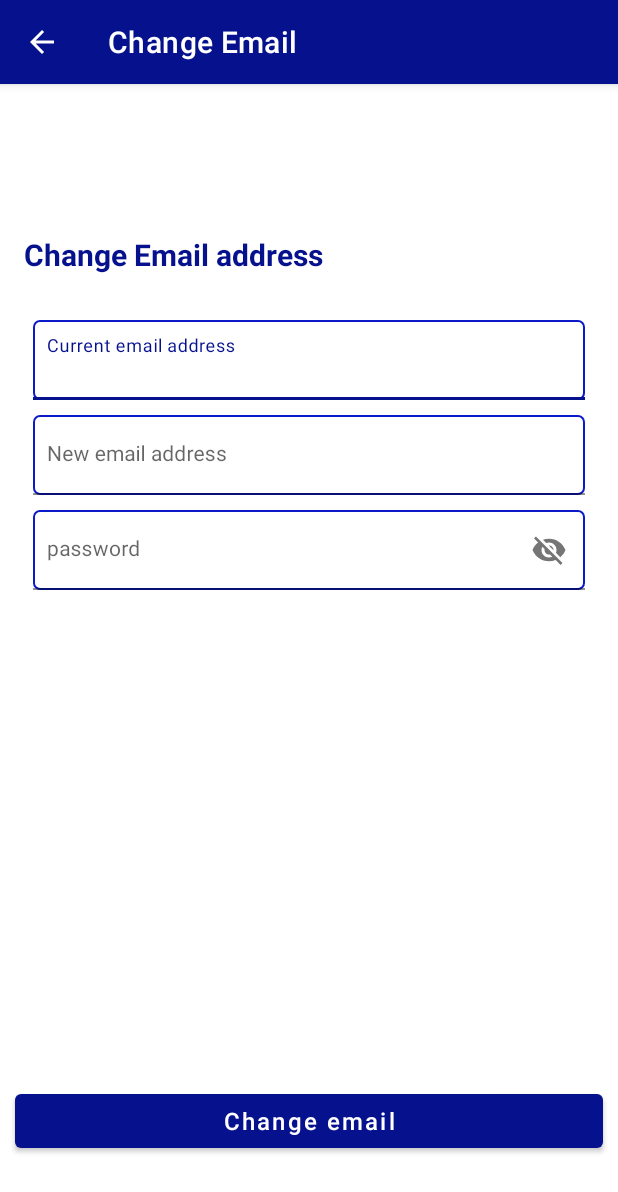
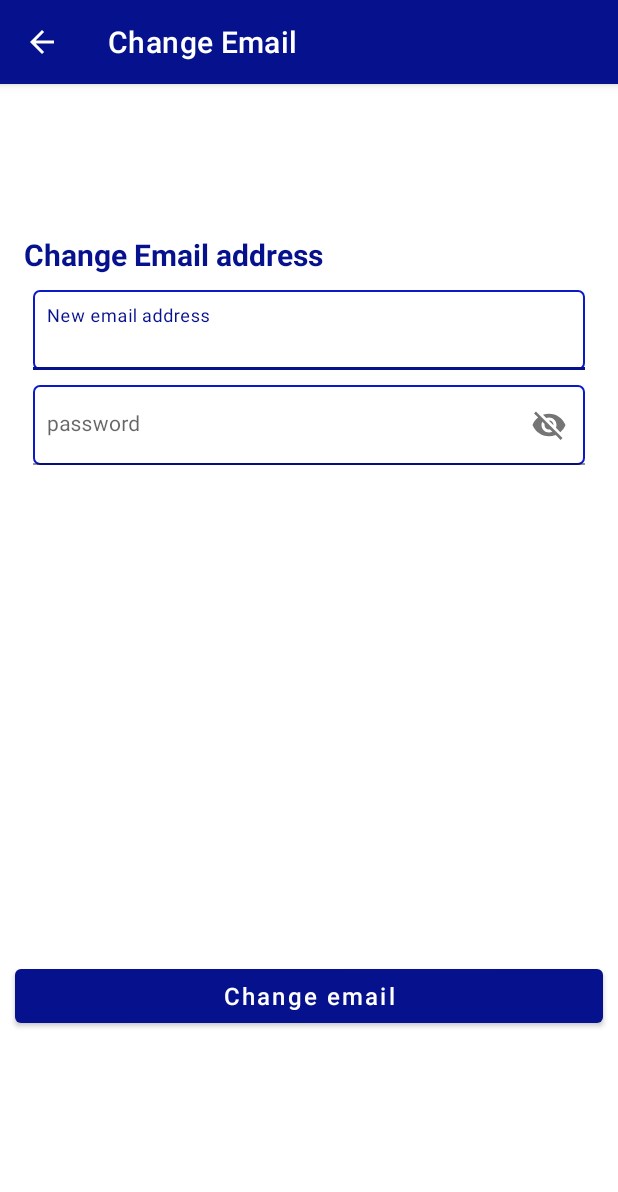
Before and after one commit to HashBusProject/DriverApplication, an Android app: the ChangeEmailActivity screen opened directly, with no data from a screen before it, on a phone screen of 412 x 824 dp. Shown: the top 1192 px of the screen. Run offline under Robolectric (Android 15) with nearby library versions, the phone set to English and light mode, and no system bars.

Commit message:
add change pass and change email

```diff
--- a/app/src/main/java/com/hashimte/hashbusdriver/ui/profile/ChangeEmailActivity.java
+++ b/app/src/main/java/com/hashimte/hashbusdriver/ui/profile/ChangeEmailActivity.java
@@ -2,22 +2,62 @@ package com.hashimte.hashbusdriver.ui.profile;
 
 import androidx.appcompat.app.AppCompatActivity;
 
+import android.content.SharedPreferences;
 import android.os.Bundle;
+import android.util.Log;
 import android.view.MenuItem;
+import android.widget.Toast;
 
+import com.google.gson.Gson;
 import com.hashimte.hashbusdriver.R;
+import com.hashimte.hashbusdriver.api.ServicesImp;
+import com.hashimte.hashbusdriver.databinding.ActivityChangeEmailBinding;
+import com.hashimte.hashbusdriver.databinding.ActivityChangePassBinding;
+import com.hashimte.hashbusdriver.model.User;
 
 import java.util.Objects;
 
+import retrofit2.Call;
+import retrofit2.Callback;
+import retrofit2.Response;
+
 public class ChangeEmailActivity extends AppCompatActivity {
+
+    private ActivityChangeEmailBinding binding;
 
     @Override
     protected void onCreate(Bundle savedInstanceState) {
         super.onCreate(savedInstanceState);
-        setContentView(R.layout.activity_change_email);
+        binding = ActivityChangeEmailBinding.inflate(getLayoutInflater());
+        setContentView(binding.getRoot());
         Objects.requireNonNull(getSupportActionBar()).setDisplayHomeAsUpEnabled(true);
         getSupportActionBar().setTitle("Change Email");
+        Gson gson = new Gson();
+        SharedPreferences appPrefs = getSharedPreferences("app_prefs", MODE_PRIVATE);
+        User user = gson.fromJson(appPrefs.getString("driver", null), User.class);
+        binding.btnChangeEmail.setOnClickListener(v -> {
+            user.setEmail(binding.newEmail.getText().toString());
+            user.setPassword(binding.emailPass.getText().toString());
+            ServicesImp.getInstance().changeEmail(user).enqueue(new Callback<Boolean>() {
+                @Override
+                public void onResponse(Call<Boolean> call, Response<Boolean> response) {
+                    if (response.isSuccessful()) {
+                        Toast.makeText(ChangeEmailActivity.this, "Email change successfully", Toast.LENGTH_SHORT).show();
+                        //TODO change email in shered
+                        finish();
+                    } else if(response.code() == 400 ) {
+                        Toast.makeText(ChangeEmailActivity.this, "Password does not right", Toast.LENGTH_SHORT).show();
+                    }
+                }
+
+                @Override
+                public void onFailure(Call<Boolean> call, Throwable t) {
+                    Log.e("Error : ", t.getMessage());
+                }
+            });
+        });
     }
+
     @Override
     public boolean onOptionsItemSelected(@lombok.NonNull MenuItem item) {
         switch (item.getItemId()) {
--- a/app/src/main/res/layout/activity_change_email.xml
+++ b/app/src/main/res/layout/activity_change_email.xml
@@ -27,31 +27,6 @@
             android:textStyle="bold"
             />
 
-        <com.google.android.material.textfield.TextInputLayout
-
-            android:layout_width="match_parent"
-            android:layout_height="wrap_content"
-            android:layout_marginTop="30dp"
-            android:layout_marginHorizontal="6sp"
-
-            >
-
-            <com.google.android.material.textfield.TextInputEditText
-                android:id="@+id/currentEmail"
-                android:layout_width="match_parent"
-                android:layout_height="wrap_content"
-                android:background="@drawable/rectangel"
-                android:elevation="20dp"
-                android:hint="Current email address"
-                android:inputType="textEmailAddress|textPersonName"
-                android:lines="1"
-                android:paddingHorizontal="10sp"
-                android:paddingStart="9sp"
-                android:textSize="14sp"
-
-                app:boxStrokeColor="@color/blue_700" />
-
-        </com.google.android.material.textfield.TextInputLayout>
 
         <com.google.android.material.textfield.TextInputLayout
 
@@ -115,6 +90,7 @@
         android:scaleType="centerCrop"
         >
         <com.google.android.material.button.MaterialButton
+            android:id="@+id/btn_change_email"
             android:layout_width="match_parent"
             android:layout_height="wrap_content"
             android:layout_marginHorizontal="10sp"
--- a/app/src/main/res/layout/activity_change_pass.xml
+++ b/app/src/main/res/layout/activity_change_pass.xml
@@ -69,7 +69,6 @@
 
             <com.google.android.material.textfield.TextInputEditText
                 android:id="@+id/newPass"
-
                 android:layout_width="match_parent"
                 android:layout_height="wrap_content"
                 android:background="@drawable/rectangel"
@@ -120,6 +119,7 @@
         android:scaleType="centerCrop"
         >
         <com.google.android.material.button.MaterialButton
+            android:id="@+id/btn_change_password"
             android:layout_width="match_parent"
             android:layout_height="wrap_content"
             android:layout_marginHorizontal="10sp"
```
Also changed, not shown: app/src/main/java/com/hashimte/hashbusdriver/api/Services.java (+7 -0 lines), app/src/main/java/com/hashimte/hashbusdriver/api/ServicesImp.java (+12 -1 lines), app/src/main/java/com/hashimte/hashbusdriver/model/ChangePassword.java (added, +22 -0 lines), app/src/main/java/com/hashimte/hashbusdriver/ui/profile/ChangePassActivity.java (+52 -3 lines).
